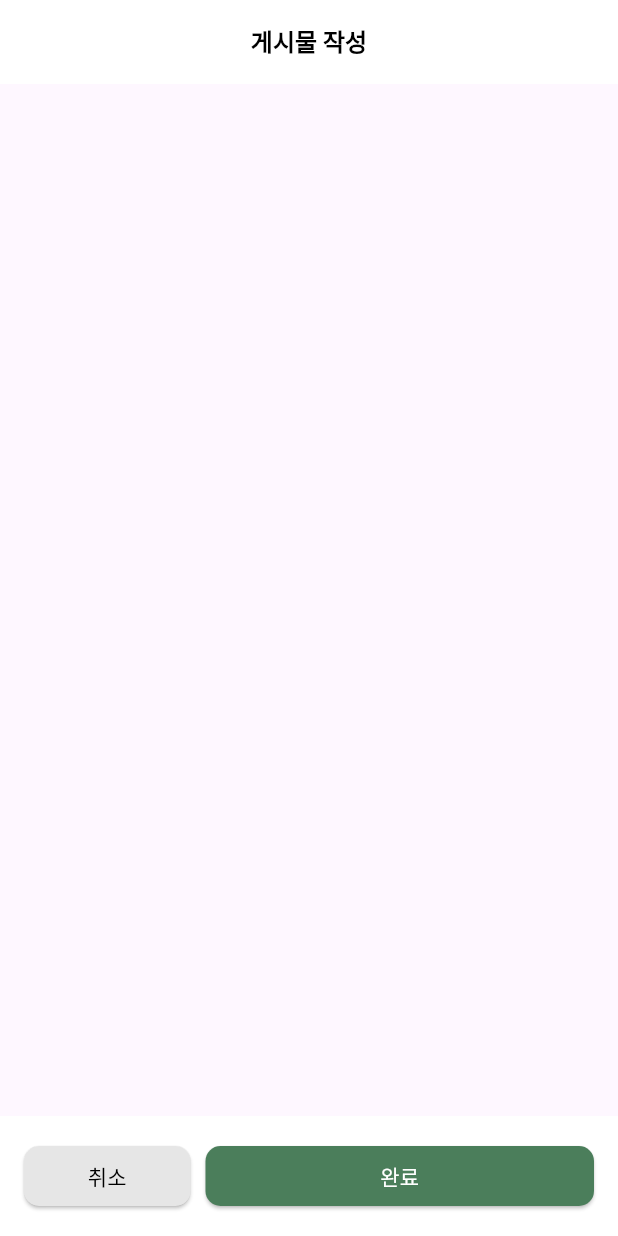
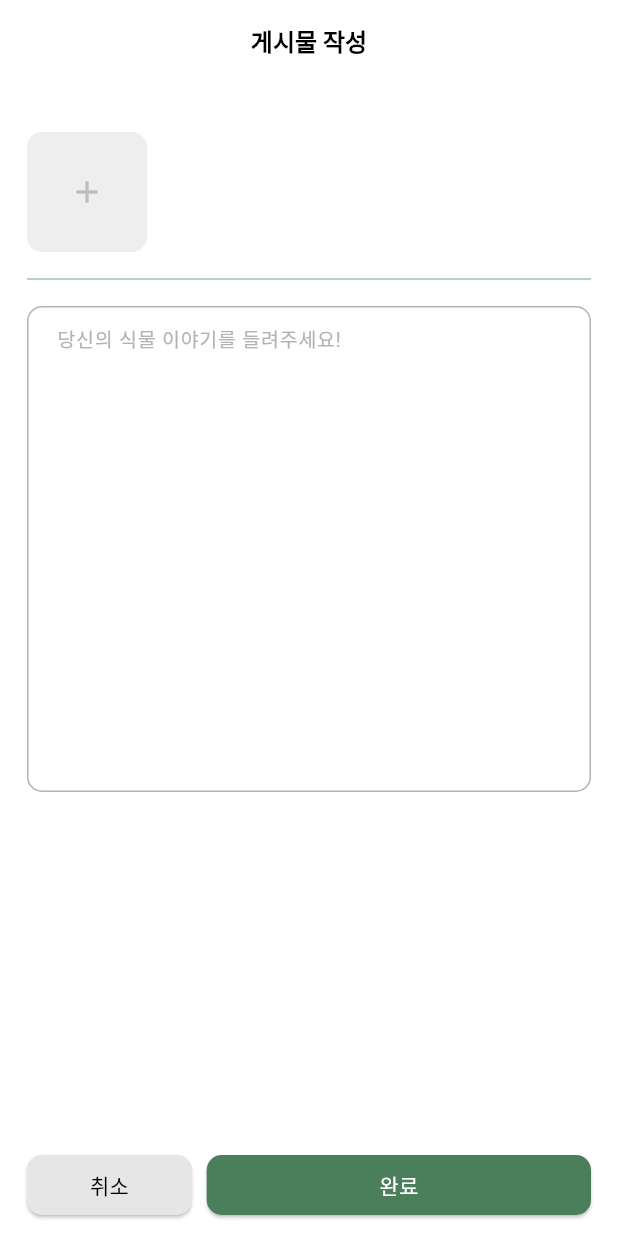
Before and after one commit to hansung-MobileCapstone/PlantyNote, a Flutter app: the screen it shows after launch, on a phone screen of 412 x 824 dp. Run offline on Flutter 3.47's test engine with Material 3 defaults, Android fonts, the phone set to English and light mode, and no system bars; our stand-ins replace image_picker.

Commit message:
feat/15: 사진선택, 입력필드 구현

```diff
--- a/lib/screens/community/post_create_screen.dart
+++ b/lib/screens/community/post_create_screen.dart
@@ -1,6 +1,6 @@
 import 'package:flutter/material.dart';
 import 'package:image_picker/image_picker.dart';
-import 'dart:io'; // File 클래스 사용을 위한 import
+import 'dart:io';
 
 class PostCreateScreen extends StatefulWidget {
   @override
@@ -8,12 +8,35 @@ class PostCreateScreen extends StatefulWidget {
 }
 
 class _PostCreateScreenState extends State<PostCreateScreen> {
+  final List<XFile?> _images = [];
+  final ImagePicker _picker = ImagePicker();
+  final TextEditingController _textController = TextEditingController();
+  String? _selectedPlantName;
+  final List<String> _plantNames = ['선택안함', '팥이', '콩콩이'];
+
+
+
+  void _pickImage() async {
+    final XFile? image = await _picker.pickImage(source: ImageSource.gallery);
+    if (image != null) {
+      setState(() {
+        _images.add(image);
+      });
+    }
+  }
+
+  void _removeImage(int index) {
+    setState(() {
+      _images.removeAt(index);
+    });
+  }
 
   @override
   Widget build(BuildContext context) {
     return Scaffold(
-      resizeToAvoidBottomInset: true,
+      backgroundColor: Colors.white,
       appBar: AppBar(
+        backgroundColor: Colors.white,
         title: Text(
           '게시물 작성',
           style: TextStyle(
@@ -22,28 +45,149 @@ class _PostCreateScreenState extends State<PostCreateScreen> {
             fontWeight: FontWeight.bold,
           ),
         ),
-        centerTitle: true, // 가운데 정렬
-        backgroundColor: Colors.white,
+        centerTitle: true,
         elevation: 0,
+      ),
+      body: GestureDetector(
+        onTap: () {
+          FocusScope.of(context).unfocus();
+        },
+        child: SingleChildScrollView(
+          padding: EdgeInsets.symmetric(horizontal: 18),
+          child: Column(
+            crossAxisAlignment: CrossAxisAlignment.start,
+            children: [
+              Align(
+                alignment: Alignment.centerRight,
+                child: SizedBox(height: 16.0),
+              ),
+              SizedBox(height: 16.0),
+              _imagePicker(),
+              SizedBox(height: 10),
+              Divider(
+                color: Color(0xFF4B7E5B),
+                thickness: 0.5,
+              ),
+              SizedBox(height: 10),
+              _inputField(),
+            ],
+          ),
+        ),
       ),
       bottomNavigationBar: _bottomButton(),
     );
   }
 
-  // 취소, 완료 버튼
+  // 사진 등록 ImagePicker
+  Widget _imagePicker() {
+    return Wrap(
+      spacing: 8,
+      runSpacing: 8,
+      children: [
+        ..._images.asMap().entries.map((entry) {
+          int index = entry.key;
+          XFile? image = entry.value;
+          return Stack(
+            children: [
+              ClipRRect(
+                borderRadius: BorderRadius.circular(10),
+                child: Image.file(
+                  File(image!.path),
+                  width: 80,
+                  height: 80,
+                  fit: BoxFit.cover,
+                ),
+              ),
+              Positioned(
+                right: 0,
+                top: 0,
+                child: GestureDetector(
+                  onTap: () => _removeImage(index),
+                  child: Container(
+                    padding: EdgeInsets.all(2),
+                    decoration: BoxDecoration(
+                      color: Colors.red,
+                      shape: BoxShape.circle,
+                    ),
+                    child: Icon(
+                      Icons.close,
+                      size: 15,
+                      color: Colors.white,
+                    ),
+                  ),
+                ),
+              ),
+            ],
+          );
+        }),
+        if (_images.length < 3)
+          GestureDetector(
+            onTap: _pickImage,
+            child: Container(
+              width: 80,
+              height: 80,
+              decoration: BoxDecoration(
+                color: Colors.grey[200],
+                borderRadius: BorderRadius.circular(10),
+              ),
+              child: Icon(Icons.add, color: Colors.grey[400]),
+            ),
+          ),
+      ],
+    );
+  }
+
+  // 글 입력 textField
+  Widget _inputField() {
+    return TextField(
+      controller: _textController,
+      maxLines: null,
+      minLines: 15,
+      decoration: InputDecoration(
+        hintText: '당신의 식물 이야기를 들려주세요!',
+        hintStyle: TextStyle(
+          color: Color(0xFFB3B3B3),
+          fontSize: 13,
+        ),
+        contentPadding: EdgeInsets.fromLTRB(16, 12, 16, 12),
+        enabledBorder: OutlineInputBorder(
+          borderRadius: BorderRadius.circular(10),
+          borderSide: BorderSide(
+            color: Color(0xFFB3B3B3),
+            width: 1,
+          ),
+        ),
+        focusedBorder: OutlineInputBorder(
+          borderRadius: BorderRadius.circular(10),
+          borderSide: BorderSide(
+            color: Color(0xFF4B7E5B),
+            width: 1,
+          ),
+        ),
+      ),
+      style: TextStyle(
+        fontSize: 13,
+        color: Colors.black,
+      ),
+    );
+  }
+
+  // 하단 버튼 2개 (취소, 완료)
   Widget _bottomButton() {
     return Container(
       color: Colors.white,
-      padding: const EdgeInsets.all(16),
+      padding: EdgeInsets.symmetric(vertical: 10, horizontal: 18),
       child: Row(
         children: [
           Expanded(
             flex: 3,
             child: ElevatedButton(
-              onPressed: () {},
+              onPressed: () {
+                Navigator.of(context).pop();
+              },
               style: ElevatedButton.styleFrom(
-                backgroundColor: Color(0xFFE6E6E6), // 취소 버튼 배경색
-                foregroundColor: Colors.black, // 취소 버튼 텍스트 색상
+                backgroundColor: Color(0xFFE6E6E6),
+                foregroundColor: Colors.black,
                 shape: RoundedRectangleBorder(
                   borderRadius: BorderRadius.circular(10),
                 ),
@@ -51,16 +195,16 @@ class _PostCreateScreenState extends State<PostCreateScreen> {
               child: Text('취소'),
             ),
           ),
-          SizedBox(width: 10), // 버튼 간격
+          SizedBox(width: 10),
           Expanded(
             flex: 7,
             child: ElevatedButton(
               onPressed: () {
-                // 완료 버튼 동작 추가
+                print('Post submitted');
               },
               style: ElevatedButton.styleFrom(
-                backgroundColor: Color(0xFF4B7E5B), // 완료 버튼 배경색
-                foregroundColor: Colors.white, // 완료 버튼 텍스트 색상
+                backgroundColor: Color(0xFF4B7E5B),
+                foregroundColor: Colors.white,
                 shape: RoundedRectangleBorder(
                   borderRadius: BorderRadius.circular(10),
                 ),
@@ -72,5 +216,4 @@ class _PostCreateScreenState extends State<PostCreateScreen> {
       ),
     );
   }
-
 }
```
Also changed, not shown: 1 other file.
